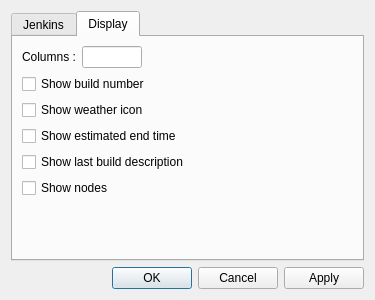
Before: the Qt Designer form src/views/uis/preferencesdialog.ui in Kaldor37/jenkins-cute-view, drawn with Qt 5.
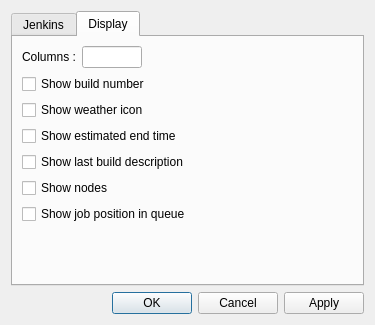
After: the same form once the commit is applied. The open tabs and pages were chosen to show the change.

Commit message: - Added an option to display job position in build queue - Graphics items sources reorganization

```diff
--- a/src/views/uis/preferencesdialog.ui
+++ b/src/views/uis/preferencesdialog.ui
@@ -10,19 +10,19 @@
     <x>0</x>
     <y>0</y>
     <width>375</width>
-    <height>300</height>
+    <height>325</height>
    </rect>
   </property>
   <property name="minimumSize">
    <size>
     <width>375</width>
-    <height>300</height>
+    <height>325</height>
    </size>
   </property>
   <property name="maximumSize">
    <size>
     <width>375</width>
-    <height>300</height>
+    <height>325</height>
    </size>
   </property>
   <property name="windowTitle">
@@ -229,6 +229,13 @@
          </property>
         </widget>
        </item>
+       <item>
+        <widget class="QCheckBox" name="m_showPositionInQueue">
+         <property name="text">
+          <string>Show job position in queue</string>
+         </property>
+        </widget>
+       </item>
        <item>
         <spacer name="verticalSpacer_2">
          <property name="orientation">
```
The commit also changes 24 other files.
